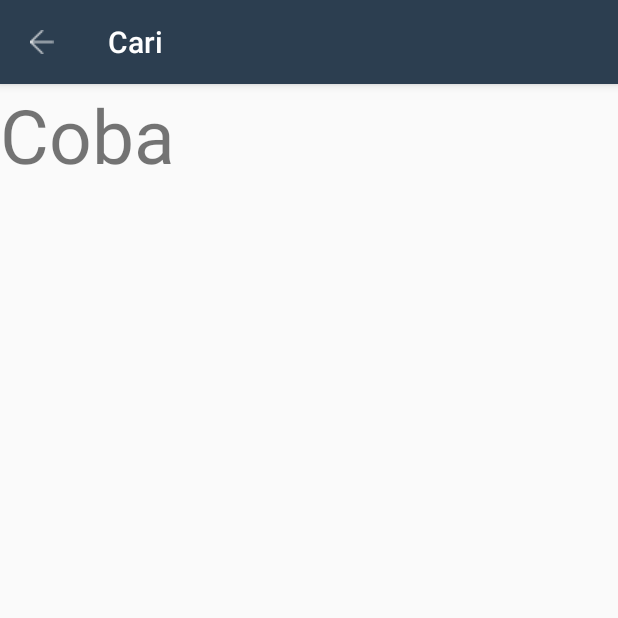
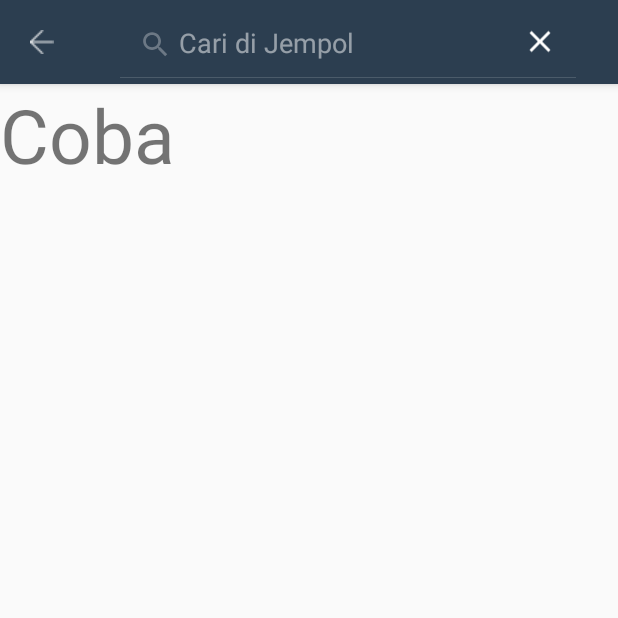
Before and after one commit to nyumon/jempol, an Android app: the SearchActivity screen opened directly, with no data from a screen before it, on a phone screen of 412 x 824 dp, the top half of it. Run offline under Robolectric (Android 15) with nearby library versions, the phone set to English and light mode, and no system bars.

Commit message:
Search Activity Fixed

```diff
--- a/app/src/main/java/com/nyumon/jempol/SearchActivity.java
+++ b/app/src/main/java/com/nyumon/jempol/SearchActivity.java
@@ -1,15 +1,21 @@
 package com.nyumon.jempol;
 
+import android.content.Context;
 import android.support.v7.app.ActionBar;
 import android.support.v7.widget.Toolbar;
 import android.support.v7.app.AppCompatActivity;
 import android.os.Bundle;
 import android.view.MenuItem;
+import android.view.View;
+import android.view.inputmethod.InputMethodManager;
+import android.widget.SearchView;
 
 public class SearchActivity extends AppCompatActivity {
 
     private ActionBar actionbar;
     private Toolbar toolbar;
+    private SearchView searchbox;
+    private InputMethodManager imm;
 
     @Override
     protected void onCreate(Bundle savedInstanceState) {
@@ -25,7 +31,18 @@ public class SearchActivity extends AppCompatActivity {
         actionbar.setDisplayHomeAsUpEnabled(true);
         actionbar.setHomeAsUpIndicator(R.drawable.arrows);
 
-        setTitle("Cari");
+        setTitle("");
+
+        searchbox = (SearchView) findViewById(R.id.searchbox);
+
+        searchbox.setIconifiedByDefault(true);
+        searchbox.setFocusable(true);
+        searchbox.setIconified(false);
+        searchbox.requestFocus();
+        searchbox.requestFocusFromTouch();
+
+        InputMethodManager imm = (InputMethodManager) getSystemService(Context.INPUT_METHOD_SERVICE);
+        imm.toggleSoftInput(InputMethodManager.SHOW_FORCED,0);
 
     }
 
--- a/app/src/main/res/layout/activity_search.xml
+++ b/app/src/main/res/layout/activity_search.xml
@@ -21,7 +21,18 @@
                 android:layout_height="?attr/actionBarSize"
                 android:background="?attr/colorPrimary"
                 app:layout_scrollFlags="scroll|exitUntilCollapsed"
-                app:popupTheme="@style/ThemeOverlay.AppCompat.Light" />
+                app:popupTheme="@style/ThemeOverlay.AppCompat.Light">
+
+                <SearchView
+                    android:id="@+id/searchbox"
+                    android:icon="@drawable/tool"
+                    android:layout_width="wrap_content"
+                    android:layout_height="wrap_content"
+                    android:layout_centerInParent="true"
+                    android:iconifiedByDefault="true"
+                    android:queryHint="Cari di Jempol"/>
+
+            </android.support.v7.widget.Toolbar>
         </android.support.design.widget.AppBarLayout>
 
         <android.support.v4.widget.DrawerLayout
```
